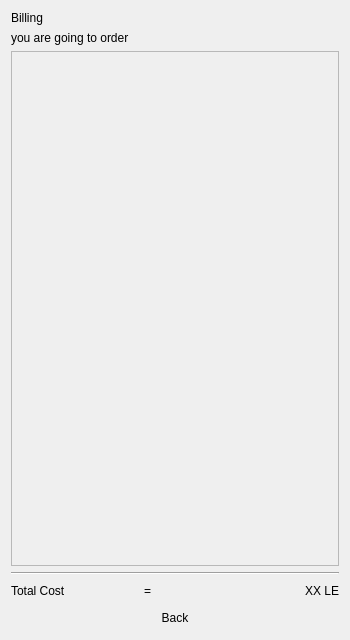
First picture: the form in billing.ui, repository MamdouhAlShamy/Cafe, before the edit.
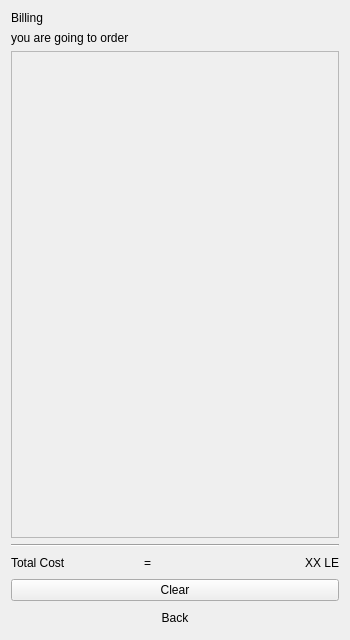
Second picture: the form after the edit.

```diff
--- a/billing.ui
+++ b/billing.ui
@@ -63,7 +63,7 @@
         <x>0</x>
         <y>0</y>
         <width>330</width>
-        <height>506</height>
+        <height>477</height>
        </rect>
       </property>
       <layout class="QGridLayout" name="gridLayout_2">
@@ -120,7 +120,7 @@
      </item>
     </layout>
    </item>
-   <item row="5" column="0">
+   <item row="6" column="0">
     <widget class="QPushButton" name="back_button">
      <property name="text">
       <string>Back</string>
@@ -130,6 +130,13 @@
      </property>
     </widget>
    </item>
+   <item row="5" column="0">
+    <widget class="QPushButton" name="clear_button">
+     <property name="text">
+      <string>Clear</string>
+     </property>
+    </widget>
+   </item>
   </layout>
  </widget>
  <resources/>
```
